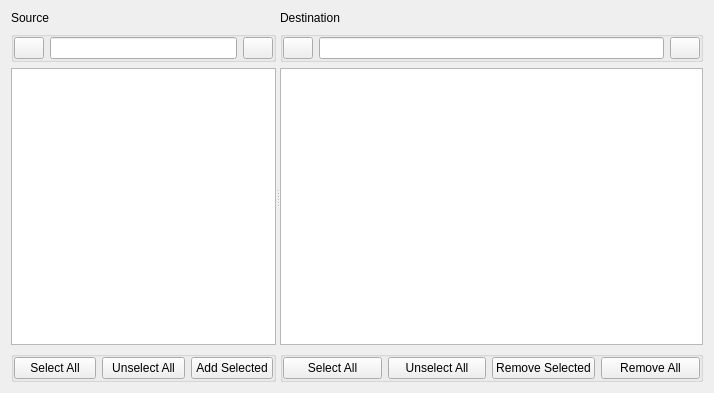
This is Libs/UserInterfaces/SourceBrowser.ui in AltaArts/SourceTab--Prism-Plugin as Qt 5 draws it before an edit. The edited form follows.
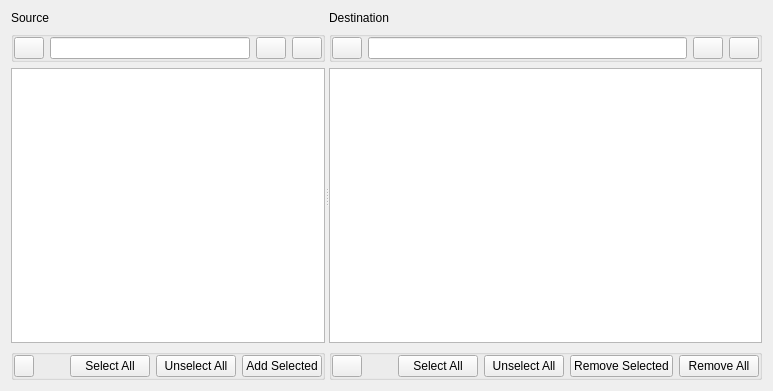
This is the edited form.

What changed in the file:
```diff
--- a/Libs/UserInterfaces/SourceBrowser.ui
+++ b/Libs/UserInterfaces/SourceBrowser.ui
@@ -6,8 +6,8 @@
    <rect>
     <x>0</x>
     <y>0</y>
-    <width>714</width>
-    <height>393</height>
+    <width>741</width>
+    <height>391</height>
    </rect>
   </property>
   <property name="windowTitle">
@@ -121,6 +121,31 @@
             </property>
            </widget>
           </item>
+          <item>
+           <widget class="QPushButton" name="b_refreshSource">
+            <property name="sizePolicy">
+             <sizepolicy hsizetype="Fixed" vsizetype="Fixed">
+              <horstretch>0</horstretch>
+              <verstretch>0</verstretch>
+             </sizepolicy>
+            </property>
+            <property name="minimumSize">
+             <size>
+              <width>30</width>
+              <height>0</height>
+             </size>
+            </property>
+            <property name="maximumSize">
+             <size>
+              <width>30</width>
+              <height>16777215</height>
+             </size>
+            </property>
+            <property name="text">
+             <string/>
+            </property>
+           </widget>
+          </item>
          </layout>
         </widget>
        </item>
@@ -149,6 +174,47 @@
           <property name="bottomMargin">
            <number>0</number>
           </property>
+          <item>
+           <widget class="QPushButton" name="b_tips_source">
+            <property name="sizePolicy">
+             <sizepolicy hsizetype="Fixed" vsizetype="Fixed">
+              <horstretch>0</horstretch>
+              <verstretch>0</verstretch>
+             </sizepolicy>
+            </property>
+            <property name="minimumSize">
+             <size>
+              <width>20</width>
+              <height>0</height>
+             </size>
+            </property>
+            <property name="maximumSize">
+             <size>
+              <width>20</width>
+              <height>16777215</height>
+             </size>
+            </property>
+            <property name="text">
+             <string/>
+            </property>
+           </widget>
+          </item>
+          <item>
+           <spacer name="horizontalSpacer">
+            <property name="orientation">
+             <enum>Qt::Orientation::Horizontal</enum>
+            </property>
+            <property name="sizeType">
+             <enum>QSizePolicy::Policy::Fixed</enum>
+            </property>
+            <property name="sizeHint" stdset="0">
+             <size>
+              <width>30</width>
+              <height>20</height>
+             </size>
+            </property>
+           </spacer>
+          </item>
           <item>
            <widget class="QPushButton" name="b_source_checkAll">
             <property name="text">
@@ -177,8 +243,8 @@
      </widget>
      <widget class="QWidget" name="w_destination" native="true">
       <property name="sizePolicy">
-       <sizepolicy hsizetype="Preferred" vsizetype="Preferred">
-        <horstretch>9</horstretch>
+       <sizepolicy hsizetype="Expanding" vsizetype="Preferred">
+        <horstretch>8</horstretch>
         <verstretch>0</verstretch>
        </sizepolicy>
       </property>
@@ -274,6 +340,31 @@
             </property>
            </widget>
           </item>
+          <item>
+           <widget class="QPushButton" name="b_refreshDest">
+            <property name="sizePolicy">
+             <sizepolicy hsizetype="Fixed" vsizetype="Fixed">
+              <horstretch>0</horstretch>
+              <verstretch>0</verstretch>
+             </sizepolicy>
+            </property>
+            <property name="minimumSize">
+             <size>
+              <width>30</width>
+              <height>0</height>
+             </size>
+            </property>
+            <property name="maximumSize">
+             <size>
+              <width>30</width>
+              <height>16777215</height>
+             </size>
+            </property>
+            <property name="text">
+             <string/>
+            </property>
+           </widget>
+          </item>
          </layout>
         </widget>
        </item>
@@ -308,6 +399,47 @@
           <property name="bottomMargin">
            <number>0</number>
           </property>
+          <item>
+           <widget class="QPushButton" name="b_tips_dest">
+            <property name="sizePolicy">
+             <sizepolicy hsizetype="Fixed" vsizetype="Fixed">
+              <horstretch>0</horstretch>
+              <verstretch>0</verstretch>
+             </sizepolicy>
+            </property>
+            <property name="minimumSize">
+             <size>
+              <width>30</width>
+              <height>0</height>
+             </size>
+            </property>
+            <property name="maximumSize">
+             <size>
+              <width>20</width>
+              <height>16777215</height>
+             </size>
+            </property>
+            <property name="text">
+             <string/>
+            </property>
+           </widget>
+          </item>
+          <item>
+           <spacer name="horizontalSpacer_3">
+            <property name="orientation">
+             <enum>Qt::Orientation::Horizontal</enum>
+            </property>
+            <property name="sizeType">
+             <enum>QSizePolicy::Policy::Fixed</enum>
+            </property>
+            <property name="sizeHint" stdset="0">
+             <size>
+              <width>30</width>
+              <height>20</height>
+             </size>
+            </property>
+           </spacer>
+          </item>
           <item>
            <widget class="QPushButton" name="b_dest_checkAll">
             <property name="text">
```
Left out of the diff: 10 changed lines with no effect on the pictures.
